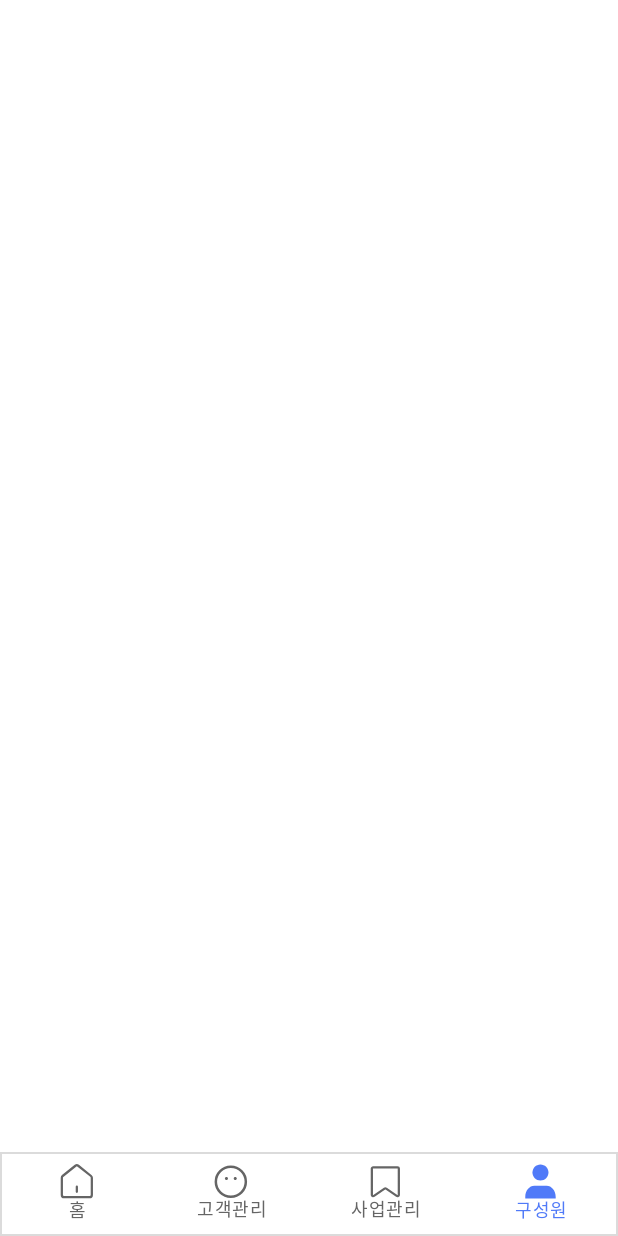
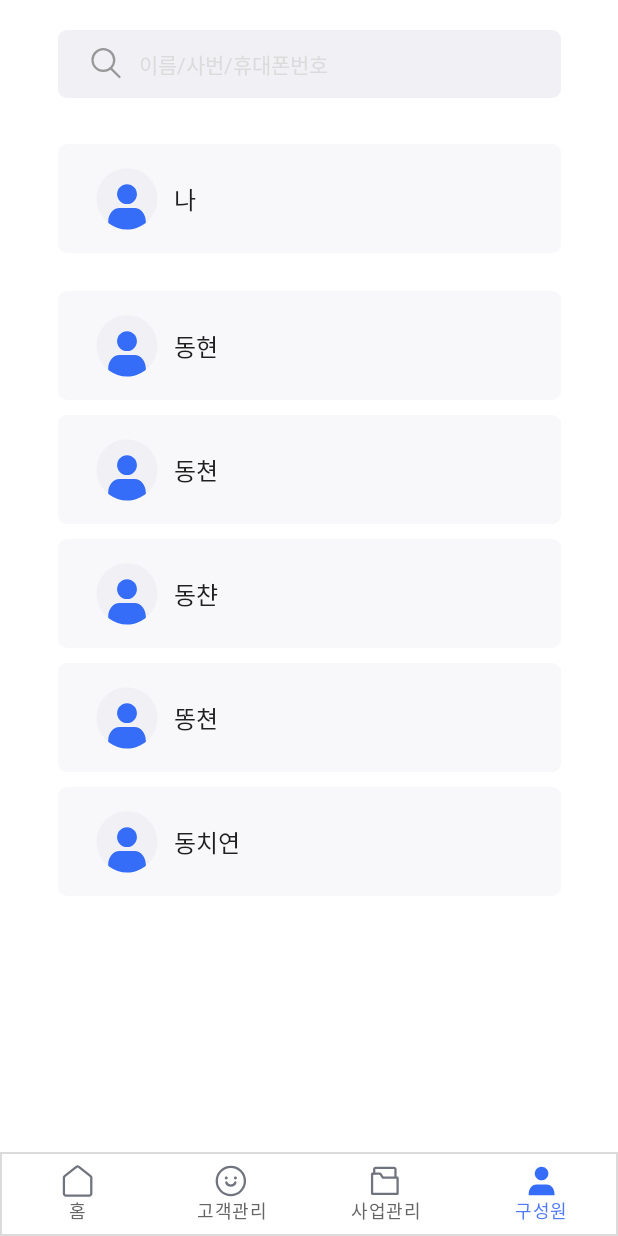
Before and after one commit to CMC-12th-Hana/FieldMate-Android, an Android app built with Jetpack Compose: the MemberScreen screen opened through its navigation route, on a phone screen of 412 x 824 dp. Run offline under Robolectric (Android 15) with nearby library versions, the phone set to English and light mode, and no system bars; Roboto replaces fonts that are not available here.

Commit message:
Feat : 구성원 탭 화면 추가

```diff
--- a/app/src/main/java/com/hana/umuljeong/data/datasource/FakeDataSource.kt
+++ b/app/src/main/java/com/hana/umuljeong/data/datasource/FakeDataSource.kt
@@ -1,6 +1,7 @@
 package com.hana.umuljeong.data.datasource
 
 import com.hana.umuljeong.data.model.Customer
+import com.hana.umuljeong.data.model.Member
 import com.hana.umuljeong.data.model.Report
 
 val fakeReportData = listOf(
@@ -31,3 +32,11 @@ val fakeCustomerData = listOf(
     Customer(id = 2, name = "UMC", phone = "010-1234-5678", visitNum = 15, businessNum = 2),
     Customer(id = 3, name = "하나", phone = "010-1234-5678", visitNum = 234, businessNum = 7),
 )
+
+val fakeMemberData = listOf(
+    Member(id = 0, name = "동현", email = "kimdonghyun90766@gmail.com", phone = "010-1234-5678"),
+    Member(id = 1, name = "동쳔", email = "kimdonghyun90766@gmail.com", phone = "010-1234-5678"),
+    Member(id = 2, name = "동챤", email = "kimdonghyun90766@gmail.com", phone = "010-1234-5678"),
+    Member(id = 3, name = "똥쳔", email = "kimdonghyun90766@gmail.com", phone = "010-1234-5678"),
+    Member(id = 4, name = "동치연", email = "kimdonghyun90766@gmail.com", phone = "010-1234-5678"),
+)
--- /dev/null
+++ b/app/src/main/java/com/hana/umuljeong/data/model/Member.kt
@@ -0,0 +1,8 @@
+package com.hana.umuljeong.data.model
+
+data class Member(
+    val id: Long,
+    val name: String,
+    val email: String,
+    val phone: String
+)
--- a/app/src/main/java/com/hana/umuljeong/ui/MemberScreen.kt
+++ b/app/src/main/java/com/hana/umuljeong/ui/MemberScreen.kt
@@ -1,14 +1,28 @@
 package com.hana.umuljeong.ui
 
-import androidx.compose.foundation.layout.Column
-import androidx.compose.foundation.layout.fillMaxWidth
-import androidx.compose.foundation.layout.padding
-import androidx.compose.material.Scaffold
-import androidx.compose.runtime.Composable
+import androidx.compose.foundation.layout.*
+import androidx.compose.foundation.lazy.LazyColumn
+import androidx.compose.foundation.lazy.items
+import androidx.compose.material.*
+import androidx.compose.runtime.*
 import androidx.compose.ui.Alignment
 import androidx.compose.ui.Modifier
+import androidx.compose.ui.graphics.Color
+import androidx.compose.ui.graphics.Shape
+import androidx.compose.ui.res.painterResource
+import androidx.compose.ui.res.stringResource
+import androidx.compose.ui.tooling.preview.Preview
+import androidx.compose.ui.unit.dp
 import androidx.navigation.NavController
+import androidx.navigation.compose.rememberNavController
+import com.hana.umuljeong.R
+import com.hana.umuljeong.data.datasource.fakeMemberData
+import com.hana.umuljeong.data.model.Member
 import com.hana.umuljeong.ui.component.UBottomBar
+import com.hana.umuljeong.ui.component.USearchTextField
+import com.hana.umuljeong.ui.theme.BgLightGray
+import com.hana.umuljeong.ui.theme.Shapes
+import com.hana.umuljeong.ui.theme.UmuljeongTheme
 
 @Composable
 fun MemberScreen(
@@ -28,7 +42,84 @@ fun MemberScreen(
                 .padding(innerPadding),
             horizontalAlignment = Alignment.CenterHorizontally
         ) {
+            Spacer(modifier = Modifier.height(20.dp))
 
+            var memberKeyword by remember { mutableStateOf("") }
+            USearchTextField(
+                modifier = Modifier.width(335.dp),
+                msgContent = memberKeyword,
+                hint = stringResource(id = R.string.search_member_hint),
+                onValueChange = { memberKeyword = it }
+            )
+
+            Spacer(modifier = Modifier.height(15.dp))
+
+            LazyColumn(
+                modifier = modifier
+                    .fillMaxWidth()
+                    .padding(innerPadding),
+                horizontalAlignment = Alignment.CenterHorizontally,
+                verticalArrangement = Arrangement.spacedBy(10.dp)
+            ) {
+                item {
+                    Spacer(modifier = Modifier.height(15.dp))
+                    MemberItem(
+                        modifier = Modifier.width(335.dp),
+                        onClick = { },
+                        member = Member(id = 99, name = "나", email = "", phone = "")
+                    )
+                    Spacer(modifier = Modifier.height(15.dp))
+                }
+
+                items(fakeMemberData) { member ->
+                    MemberItem(
+                        modifier = Modifier.width(335.dp),
+                        onClick = { },
+                        member = member
+                    )
+                }
+            }
         }
     }
 }
+
+@OptIn(ExperimentalMaterialApi::class)
+@Composable
+fun MemberItem(
+    modifier: Modifier = Modifier,
+    onClick: () -> Unit,
+    shape: Shape = Shapes.medium,
+    member: Member
+) {
+    Surface(
+        onClick = onClick,
+        modifier = modifier,
+        shape = shape,
+        color = BgLightGray,
+        elevation = 0.dp
+    ) {
+        Row(
+            modifier = Modifier
+                .fillMaxWidth()
+                .padding(top = 15.dp, bottom = 15.dp, start = 25.dp, end = 25.dp),
+            verticalAlignment = Alignment.CenterVertically,
+            horizontalArrangement = Arrangement.spacedBy(10.dp)
+        ) {
+            Icon(
+                painter = painterResource(id = R.drawable.img_member_profile),
+                contentDescription = null,
+                tint = Color.Unspecified
+            )
+
+            Text(text = member.name)
+        }
+    }
+}
+
+@Preview(showBackground = true)
+@Composable
+fun PreviewMemberScreen() {
+    UmuljeongTheme {
+        MemberScreen(navController = rememberNavController())
+    }
+}
--- a/app/src/main/java/com/hana/umuljeong/ui/RegisterScreen.kt
+++ b/app/src/main/java/com/hana/umuljeong/ui/RegisterScreen.kt
@@ -341,7 +341,7 @@ fun ConfirmPasswordConditionMessage(
     modifier: Modifier = Modifier,
     confirmPasswordCondition: Boolean
 ) {
-    Spacer(modifier = Modifier.height(4.dp))
+    Spacer(modifier = Modifier.height(8.dp))
 
     Row(
         modifier = modifier,
--- a/app/src/main/java/com/hana/umuljeong/ui/component/BottomBar.kt
+++ b/app/src/main/java/com/hana/umuljeong/ui/component/BottomBar.kt
@@ -38,9 +38,9 @@ enum class Sections(
         Pair(R.drawable.ic_customer_filled, R.drawable.ic_customer_outlined),
         UmuljeongScreen.Customer.name
     ),
-    BOOKMARK(
+    BUSINESS(
         R.string.business,
-        Pair(R.drawable.ic_bookmark_filled, R.drawable.ic_bookmark_outlined),
+        Pair(R.drawable.ic_business_filled, R.drawable.ic_business_outlined),
         UmuljeongScreen.Business.name
     ),
     PROFILE(
@@ -56,7 +56,7 @@ fun UBottomBar(
     navController: NavController
 ) {
     val items = listOf(
-        Sections.HOME, Sections.CUSTOMER, Sections.BOOKMARK, Sections.PROFILE
+        Sections.HOME, Sections.CUSTOMER, Sections.BUSINESS, Sections.PROFILE
     )
 
     Surface(
--- /dev/null
+++ b/app/src/main/res/drawable/ic_business_filled.xml
@@ -0,0 +1,15 @@
+<vector xmlns:android="http://schemas.android.com/apk/res/android"
+    android:width="25dp"
+    android:height="25dp"
+    android:viewportWidth="25"
+    android:viewportHeight="25">
+    <path
+        android:pathData="M4.559,6.6H9.483C9.816,6.6 10.127,6.766 10.313,7.042L11.809,9.266H20.853C21.405,9.266 21.853,9.714 21.853,10.266V20.4C21.853,20.952 21.405,21.4 20.853,21.4H4.559C4.007,21.4 3.559,20.952 3.559,20.4V10.4V10.266V7.6C3.559,7.048 4.007,6.6 4.559,6.6Z"
+        android:fillColor="#356DF8"
+        android:fillType="evenOdd" />
+    <path
+        android:pathData="M19.699,10.067V4.6C19.699,4.048 19.251,3.6 18.699,3.6H6.71C6.157,3.6 5.71,4.048 5.71,4.6V7.934"
+        android:strokeWidth="1.5"
+        android:fillColor="#00000000"
+        android:strokeColor="#356DF8" />
+</vector>
--- /dev/null
+++ b/app/src/main/res/drawable/ic_business_outlined.xml
@@ -0,0 +1,19 @@
+<vector xmlns:android="http://schemas.android.com/apk/res/android"
+    android:width="25dp"
+    android:height="25dp"
+    android:viewportWidth="25"
+    android:viewportHeight="25">
+    <group>
+        <clip-path
+            android:pathData="M4.245,6.849H9.169C9.502,6.849 9.813,7.015 9.999,7.291L11.495,9.515H20.539C21.091,9.515 21.539,9.963 21.539,10.515V20.649C21.539,21.201 21.091,21.649 20.539,21.649H4.245C3.693,21.649 3.245,21.201 3.245,20.649V10.649V10.515V7.849C3.245,7.297 3.693,6.849 4.245,6.849Z"
+            android:fillType="evenOdd" />
+        <path
+            android:pathData="M9.999,7.291L8.754,8.128V8.128L9.999,7.291ZM11.495,9.515L10.25,10.352L10.696,11.015H11.495V9.515ZM9.169,5.349H4.245V8.349H9.169V5.349ZM11.243,6.454C10.779,5.764 10.001,5.349 9.169,5.349V8.349C9.003,8.349 8.847,8.267 8.754,8.128L11.243,6.454ZM12.739,8.678L11.243,6.454L8.754,8.128L10.25,10.352L12.739,8.678ZM11.495,11.015H20.539V8.015H11.495V11.015ZM20.539,11.015C20.263,11.015 20.039,10.792 20.039,10.515H23.039C23.039,9.135 21.919,8.015 20.539,8.015V11.015ZM20.039,10.515V20.649H23.039V10.515H20.039ZM20.039,20.649C20.039,20.373 20.263,20.149 20.539,20.149V23.149C21.919,23.149 23.039,22.029 23.039,20.649H20.039ZM20.539,20.149H4.245V23.149H20.539V20.149ZM4.245,20.149C4.521,20.149 4.745,20.373 4.745,20.649H1.745C1.745,22.029 2.864,23.149 4.245,23.149V20.149ZM4.745,20.649V10.649H1.745V20.649H4.745ZM4.745,10.649V10.515H1.745V10.649H4.745ZM1.745,7.849V10.515H4.745V7.849H1.745ZM4.245,5.349C2.864,5.349 1.745,6.469 1.745,7.849H4.745C4.745,8.126 4.521,8.349 4.245,8.349V5.349Z"
+            android:fillColor="#70747E" />
+    </group>
+    <path
+        android:pathData="M19.385,10.316V4.849C19.385,4.297 18.937,3.849 18.385,3.849H6.396C5.843,3.849 5.396,4.297 5.396,4.849V8.183"
+        android:strokeWidth="1.5"
+        android:fillColor="#00000000"
+        android:strokeColor="#70747E" />
+</vector>
--- a/app/src/main/res/drawable/ic_customer_filled.xml
+++ b/app/src/main/res/drawable/ic_customer_filled.xml
@@ -1,18 +1,22 @@
 <vector xmlns:android="http://schemas.android.com/apk/res/android"
-    android:width="21dp"
-    android:height="21dp"
-    android:viewportWidth="21"
-    android:viewportHeight="21">
-  <path
-      android:pathData="M10.7,20.488C16.223,20.488 20.7,16.011 20.7,10.488C20.7,4.965 16.223,0.488 10.7,0.488C5.177,0.488 0.7,4.965 0.7,10.488C0.7,16.011 5.177,20.488 10.7,20.488Z"
-      android:fillColor="#507AF8"/>
-  <path
-      android:pathData="M7.775,7.254C7.2,7.254 6.734,7.72 6.734,8.294C6.734,8.869 7.2,9.335 7.775,9.335C8.35,9.335 8.816,8.869 8.816,8.294C8.816,7.72 8.35,7.254 7.775,7.254Z"
-      android:fillColor="#ffffff"/>
-  <path
-      android:pathData="M13.64,7.254C13.065,7.254 12.599,7.72 12.599,8.294C12.599,8.869 13.065,9.335 13.64,9.335C14.215,9.335 14.681,8.869 14.681,8.294C14.681,7.72 14.215,7.254 13.64,7.254Z"
-      android:fillColor="#ffffff"/>
-  <path
-      android:pathData="M10.705,14.419C9.405,14.419 8.355,13.369 8.355,12.069V11.869H13.045V12.069C13.045,13.369 11.995,14.419 10.705,14.419Z"
-      android:fillColor="#ffffff"/>
+    android:width="25dp"
+    android:height="25dp"
+    android:viewportWidth="25"
+    android:viewportHeight="25">
+    <path
+        android:pathData="M12.892,12.5m-10,0a10,10 0,1 1,20 0a10,10 0,1 1,-20 0"
+        android:fillColor="#356DF8" />
+    <path
+        android:pathData="M9.892,10.5m-1,0a1,1 0,1 1,2 0a1,1 0,1 1,-2 0"
+        android:fillColor="#ffffff" />
+    <path
+        android:pathData="M15.892,10.5m-1,0a1,1 0,1 1,2 0a1,1 0,1 1,-2 0"
+        android:fillColor="#ffffff" />
+    <path
+        android:pathData="M9.892,13.5C10.892,16.167 14.892,16.167 15.892,13.5"
+        android:strokeLineJoin="round"
+        android:strokeWidth="1.5"
+        android:fillColor="#00000000"
+        android:strokeColor="#ffffff"
+        android:strokeLineCap="round" />
 </vector>
--- a/app/src/main/res/drawable/ic_customer_outlined.xml
+++ b/app/src/main/res/drawable/ic_customer_outlined.xml
@@ -1,17 +1,24 @@
 <vector xmlns:android="http://schemas.android.com/apk/res/android"
-    android:width="23dp"
-    android:height="22dp"
-    android:viewportWidth="23"
-    android:viewportHeight="22">
-  <path
-      android:pathData="M11.226,21.161C16.749,21.161 21.226,16.684 21.226,11.161C21.226,5.638 16.749,1.161 11.226,1.161C5.703,1.161 1.226,5.638 1.226,11.161C1.226,16.684 5.703,21.161 11.226,21.161Z"
-      android:strokeWidth="1.66667"
-      android:fillColor="#00000000"
-      android:strokeColor="#656565"/>
-  <path
-      android:pathData="M8.301,7.926C7.726,7.926 7.26,8.392 7.26,8.967C7.26,9.542 7.726,10.008 8.301,10.008C8.876,10.008 9.342,9.542 9.342,8.967C9.342,8.392 8.876,7.926 8.301,7.926Z"
-      android:fillColor="#656565"/>
-  <path
-      android:pathData="M14.166,7.926C13.591,7.926 13.125,8.392 13.125,8.967C13.125,9.542 13.591,10.008 14.166,10.008C14.741,10.008 15.207,9.542 15.207,8.967C15.207,8.392 14.741,7.926 14.166,7.926Z"
-      android:fillColor="#656565"/>
+    android:width="25dp"
+    android:height="25dp"
+    android:viewportWidth="25"
+    android:viewportHeight="25">
+    <path
+        android:pathData="M12.392,12.5m-9.25,0a9.25,9.25 0,1 1,18.5 0a9.25,9.25 0,1 1,-18.5 0"
+        android:strokeWidth="1.5"
+        android:fillColor="#00000000"
+        android:strokeColor="#70747E" />
+    <path
+        android:pathData="M9.392,10.5m-1,0a1,1 0,1 1,2 0a1,1 0,1 1,-2 0"
+        android:fillColor="#70747E" />
+    <path
+        android:pathData="M15.392,10.5m-1,0a1,1 0,1 1,2 0a1,1 0,1 1,-2 0"
+        android:fillColor="#70747E" />
+    <path
+        android:pathData="M9.392,13.5C10.392,16.167 14.392,16.167 15.392,13.5"
+        android:strokeLineJoin="round"
+        android:strokeWidth="1.5"
+        android:fillColor="#00000000"
+        android:strokeColor="#70747E"
+        android:strokeLineCap="round" />
 </vector>
--- a/app/src/main/res/drawable/ic_home_filled.xml
+++ b/app/src/main/res/drawable/ic_home_filled.xml
@@ -1,15 +1,9 @@
 <vector xmlns:android="http://schemas.android.com/apk/res/android"
-    android:width="21dp"
-    android:height="23dp"
-    android:viewportWidth="21"
-    android:viewportHeight="23">
+    android:width="25dp"
+    android:height="25dp"
+    android:viewportWidth="25"
+    android:viewportHeight="25">
     <path
-        android:pathData="M9.411,1.171L0.888,8.007C0.537,8.288 0.34,8.71 0.34,9.16V20.679C0.34,21.495 1.001,22.156 1.816,22.156H18.863C19.679,22.156 20.34,21.495 20.34,20.679V9.16C20.34,8.71 20.129,8.288 19.791,8.007L11.268,1.171C10.733,0.735 9.96,0.735 9.411,1.171Z"
-        android:fillColor="#507AF8" />
-    <path
-        android:pathData="M10.34,14.927V18.303"
-        android:strokeWidth="3"
-        android:fillColor="#00000000"
-        android:strokeColor="#ffffff"
-        android:strokeLineCap="round" />
+        android:pathData="M12.056,3.204L4.386,9.356C4.069,9.609 3.892,9.989 3.892,10.394V20.761C3.892,21.495 4.487,22.09 5.221,22.09H20.563C21.297,22.09 21.892,21.495 21.892,20.761V10.394C21.892,9.989 21.702,9.609 21.398,9.356L13.727,3.204C13.246,2.812 12.55,2.812 12.056,3.204Z"
+        android:fillColor="#356DF8" />
 </vector>
--- a/app/src/main/res/drawable/ic_home_outlined.xml
+++ b/app/src/main/res/drawable/ic_home_outlined.xml
@@ -1,17 +1,11 @@
 <vector xmlns:android="http://schemas.android.com/apk/res/android"
-    android:width="22dp"
-    android:height="24dp"
-    android:viewportWidth="22"
-    android:viewportHeight="24">
+    android:width="25dp"
+    android:height="25dp"
+    android:viewportWidth="25"
+    android:viewportHeight="25">
   <path
-      android:pathData="M10.297,1.832L1.774,8.668C1.422,8.949 1.226,9.371 1.226,9.821V21.34C1.226,22.156 1.887,22.817 2.702,22.817H19.749C20.565,22.817 21.226,22.156 21.226,21.34V9.821C21.226,9.371 21.015,8.949 20.677,8.668L12.154,1.832C11.619,1.396 10.846,1.396 10.297,1.832Z"
+      android:pathData="M12.056,3.204L4.386,9.356C4.069,9.609 3.892,9.989 3.892,10.394V20.761C3.892,21.495 4.487,22.09 5.221,22.09H20.563C21.297,22.09 21.892,21.495 21.892,20.761V10.394C21.892,9.989 21.702,9.609 21.398,9.356L13.727,3.204C13.246,2.812 12.55,2.812 12.056,3.204Z"
       android:strokeWidth="1.5"
       android:fillColor="#00000000"
-      android:strokeColor="#656565"/>
-  <path
-      android:pathData="M11.226,15.799V19.175"
-      android:strokeWidth="1.5"
-      android:fillColor="#00000000"
-      android:strokeColor="#656565"
-      android:strokeLineCap="round"/>
+      android:strokeColor="#70747E" />
 </vector>
--- a/app/src/main/res/drawable/ic_member_filled.xml
+++ b/app/src/main/res/drawable/ic_member_filled.xml
@@ -1,12 +1,12 @@
 <vector xmlns:android="http://schemas.android.com/apk/res/android"
-    android:width="21dp"
-    android:height="23dp"
-    android:viewportWidth="21"
-    android:viewportHeight="23">
-  <path
-      android:pathData="M10.158,10.91C13.069,10.91 15.428,8.551 15.428,5.64C15.428,2.729 13.069,0.37 10.158,0.37C7.247,0.37 4.888,2.729 4.888,5.64C4.888,8.551 7.247,10.91 10.158,10.91Z"
-      android:fillColor="#507AF8"/>
-  <path
-      android:pathData="M20.159,21.459C20.159,17.472 17.473,14.229 14.196,14.229H6.139C2.862,14.229 0.176,17.489 0.176,21.459V22.607H20.176V21.459H20.159Z"
-      android:fillColor="#507AF8"/>
+    android:width="25dp"
+    android:height="25dp"
+    android:viewportWidth="25"
+    android:viewportHeight="25">
+    <path
+        android:pathData="M12.877,12.008C15.351,12.008 17.357,10.003 17.357,7.529C17.357,5.054 15.351,3.049 12.877,3.049C10.403,3.049 8.398,5.054 8.398,7.529C8.398,10.003 10.403,12.008 12.877,12.008Z"
+        android:fillColor="#356DF8" />
+    <path
+        android:pathData="M21.378,20.975C21.378,17.586 19.095,14.829 16.309,14.829H9.46C6.675,14.829 4.392,17.601 4.392,20.975V21.951H21.392V20.975H21.378Z"
+        android:fillColor="#356DF8" />
 </vector>
--- a/app/src/main/res/drawable/ic_member_outlined.xml
+++ b/app/src/main/res/drawable/ic_member_outlined.xml
@@ -1,16 +1,16 @@
 <vector xmlns:android="http://schemas.android.com/apk/res/android"
-    android:width="22dp"
+    android:width="25dp"
     android:height="25dp"
-    android:viewportWidth="22"
+    android:viewportWidth="25"
     android:viewportHeight="25">
   <path
-      android:pathData="M11.21,11.583C14.12,11.583 16.48,9.223 16.48,6.312C16.48,3.402 14.12,1.042 11.21,1.042C8.299,1.042 5.939,3.402 5.939,6.312C5.939,9.223 8.299,11.583 11.21,11.583Z"
+      android:pathData="M12.377,11.693C14.851,11.693 16.857,9.688 16.857,7.214C16.857,4.74 14.851,2.734 12.377,2.734C9.903,2.734 7.898,4.74 7.898,7.214C7.898,9.688 9.903,11.693 12.377,11.693Z"
       android:strokeWidth="1.5"
       android:fillColor="#00000000"
-      android:strokeColor="#656565"/>
+      android:strokeColor="#70747E" />
   <path
-      android:pathData="M21.209,22.131C21.209,18.145 18.524,14.902 15.247,14.902H7.189C3.912,14.902 1.227,18.162 1.227,22.131V23.28H21.226V22.131H21.209Z"
+      android:pathData="M20.878,20.66C20.878,17.271 18.594,14.514 15.809,14.514H8.96C6.175,14.514 3.892,17.285 3.892,20.66V21.636H20.892V20.66H20.878Z"
       android:strokeWidth="1.5"
       android:fillColor="#00000000"
-      android:strokeColor="#656565"/>
+      android:strokeColor="#70747E" />
 </vector>
--- /dev/null
+++ b/app/src/main/res/drawable/img_member_profile.xml
@@ -0,0 +1,18 @@
+<vector xmlns:android="http://schemas.android.com/apk/res/android"
+    android:width="42dp"
+    android:height="42dp"
+    android:viewportWidth="42"
+    android:viewportHeight="42">
+  <path
+      android:pathData="M20.686,21.215m-20.35,0a20.35,20.35 0,1 1,40.701 0a20.35,20.35 0,1 1,-40.701 0"
+      android:fillColor="#F1F1F5" />
+  <group>
+    <clip-path android:pathData="M20.686,21.215m-20.35,0a20.35,20.35 0,1 1,40.701 0a20.35,20.35 0,1 1,-40.701 0" />
+    <path
+        android:pathData="M20.665,24.717C24.313,24.717 27.27,21.76 27.27,18.112C27.27,14.464 24.313,11.506 20.665,11.506C17.017,11.506 14.06,14.464 14.06,18.112C14.06,21.76 17.017,24.717 20.665,24.717Z"
+        android:fillColor="#356DF8" />
+    <path
+        android:pathData="M33.198,36.346C33.198,31.349 29.832,27.284 25.725,27.284H15.626C11.519,27.284 8.153,31.37 8.153,36.346V42.715H33.219V36.346H33.198Z"
+        android:fillColor="#356DF8" />
+  </group>
+</vector>
--- a/app/src/main/res/values/strings.xml
+++ b/app/src/main/res/values/strings.xml
@@ -73,4 +73,5 @@
     <string name="business">사업관리</string>
 
     <string name="member">구성원</string>
+    <string name="search_member_hint">이름/사번/휴대폰번호</string>
 </resources>
```
